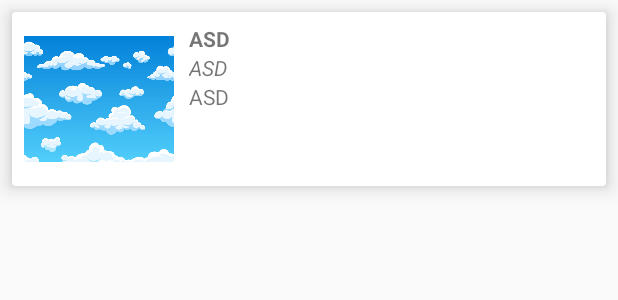
After one commit to firkavilla13/Szakdolgozat, an Android app: the layout layout_recipes.xml on its own in the app's theme, with its tools: preview values and no code run, on a phone screen of 412 x 824 dp. The commit adds this screen. Shown: the top 300 px of the screen. Run offline under Robolectric (Android 15) with nearby library versions, the phone set to English and light mode, and no system bars.

Commit message:
Megvan a képpel együtt kilistázás kategorián belül :)

```diff
--- /dev/null
+++ b/app/src/main/java/com/example/gabor/recappt/RecyclerAdapter.java
@@ -0,0 +1,4 @@
+package com.example.gabor.recappt;
+
+public class RecyclerAdapter {
+}
--- /dev/null
+++ b/app/src/main/res/layout/layout_recipes.xml
@@ -0,0 +1,61 @@
+<?xml version="1.0" encoding="utf-8"?>
+<android.support.v7.widget.CardView
+    xmlns:android="http://schemas.android.com/apk/res/android"
+    xmlns:app="http://schemas.android.com/apk/res-auto"
+    android:layout_width="match_parent"
+    android:layout_height="wrap_content"
+    app:cardElevation="8dp"
+    android:layout_margin="8dp">
+
+    <LinearLayout
+        android:orientation="horizontal"
+        android:background="@android:color/white"
+        android:layout_margin="8dp"
+        android:layout_width="match_parent"
+        android:layout_height="wrap_content">
+
+        <ImageView
+            android:id="@+id/imageView_recipePicture"
+            android:src="@drawable/felhocske"
+            android:layout_width="100dp"
+            android:layout_height="100dp" />
+        <LinearLayout
+            android:orientation="vertical"
+            android:layout_weight="9"
+            android:layout_width="0dp"
+            android:layout_height="wrap_content">
+
+            <TextView
+                android:id="@+id/tv_recieName"
+                android:layout_marginLeft="10dp"
+                android:gravity="center_vertical|start"
+                android:textAllCaps="true"
+                android:textStyle="bold"
+                android:text="Asd"
+                android:layout_width="wrap_content"
+                android:layout_height="wrap_content" />
+
+            <TextView
+                android:id="@+id/tv_recieCategory"
+                android:layout_marginLeft="10dp"
+                android:gravity="center_vertical|start"
+                android:textAllCaps="true"
+                android:textStyle="italic"
+                android:text="Asd"
+                android:layout_width="wrap_content"
+                android:layout_height="wrap_content" />
+            <TextView
+                android:id="@+id/tv_recieTime"
+                android:layout_marginLeft="10dp"
+                android:gravity="center_vertical|start"
+                android:textAllCaps="true"
+                android:text="Asd"
+                android:layout_width="wrap_content"
+                android:layout_height="wrap_content" />
+
+        </LinearLayout>
+
+
+    </LinearLayout>
+
+</android.support.v7.widget.CardView>
--- a/build.gradle
+++ b/build.gradle
@@ -17,6 +17,7 @@ buildscript {
 
 allprojects {
     repositories {
+        maven {url "https://jitpack.io"}
         google()
         jcenter()
     }
```
Also changed, not shown: app/build.gradle (+9 -3 lines), app/src/main/java/com/example/gabor/recappt/Adapter/SearchAdapter.java (added, +132 -0 lines), app/src/main/java/com/example/gabor/recappt/BreakfastActivity.java (+117 -0 lines), app/src/main/java/com/example/gabor/recappt/DatabaseHelper.java (+121 -4 lines), app/src/main/java/com/example/gabor/recappt/ItemClickListener.java (added, +8 -0 lines), app/src/main/java/com/example/gabor/recappt/ListViewAdapter.java (added, +33 -0 lines), app/src/main/java/com/example/gabor/recappt/NewRecipeActivity.java (+8 -3 lines), app/src/main/java/com/example/gabor/recappt/Recipe.java (added, +77 -0 lines), app/src/main/res/drawable/ic_search.xml (added, +9 -0 lines), app/src/main/res/layout/activity_breakfast.xml (+22 -2 lines), app/src/main/res/layout/activity_new_recipe.xml (+12 -5 lines), app/src/main/res/menu/search_menu.xml (added, +13 -0 lines).
